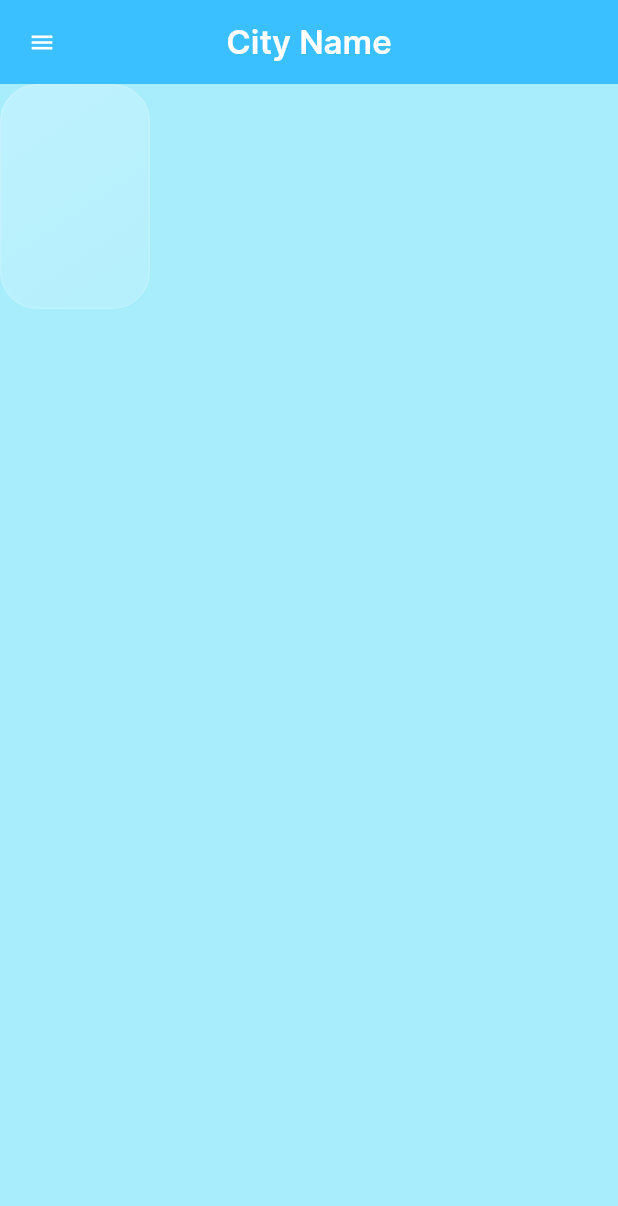
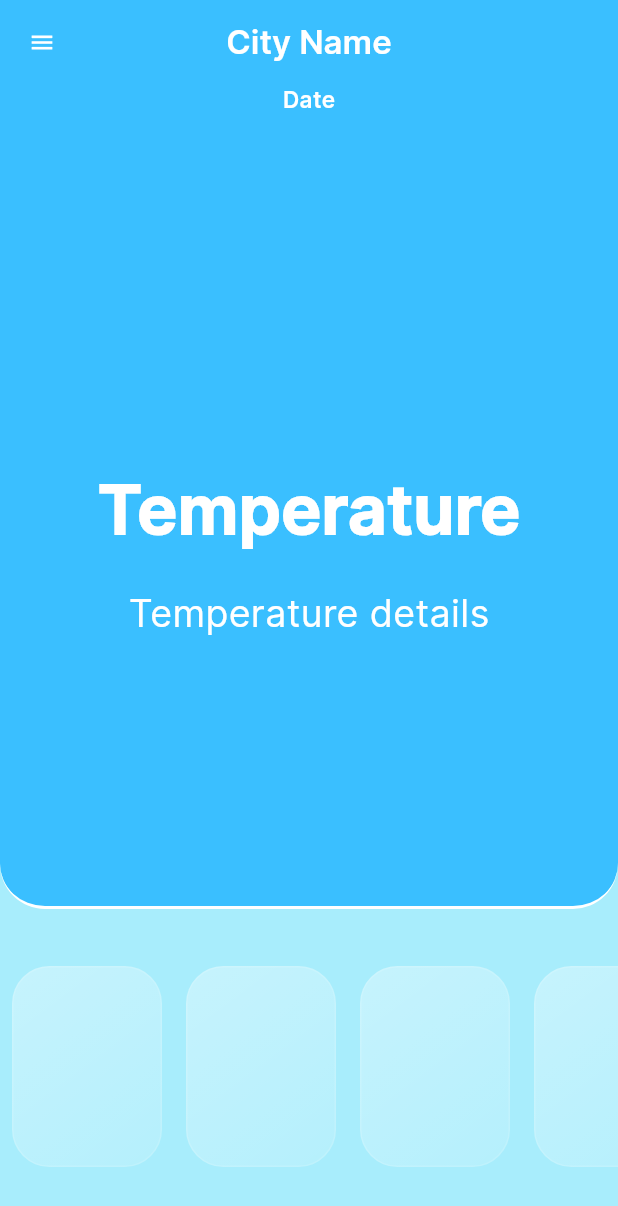
Before and after one commit to saivarshith67/weatherapp, a Flutter app: the screen it shows after launch, on a phone screen of 412 x 824 dp. Shown: the top 1206 px of the screen. Run offline on Flutter 3.47's test engine with Material 3 defaults, Android fonts, the phone set to English and light mode, and no system bars.

Commit message:
Project Modifications

```diff
--- a/lib/FrostedGlassWidget.dart
+++ b/lib/FrostedGlassWidget.dart
@@ -18,8 +18,8 @@ class FrostedGlassWidget extends StatelessWidget{
       child: ClipRect(
 
         child: Container(
-          width: 100,
-          height: 150,
+          width: 150,
+          height: 75,
           color: Colors.transparent,
           child: Stack(
             children: [
@@ -37,7 +37,7 @@ class FrostedGlassWidget extends StatelessWidget{
                     begin: Alignment.topLeft,
                     end: Alignment.bottomRight,
                     colors: [
-                      Colors.white.withOpacity(0.25),
+                      Colors.white.withOpacity(0.35),
                       Colors.white.withOpacity(0.15),
                     ]
                   )
--- a/lib/HomePage.dart
+++ b/lib/HomePage.dart
@@ -2,6 +2,7 @@ import 'dart:ui';
 
 import 'package:flutter/material.dart';
 import 'package:weatherapp/FrostedGlassWidget.dart';
+import 'package:weatherapp/WeatherDetailsWidget.dart';
 import 'package:weatherapp/colours.dart';
 
 
@@ -35,8 +36,27 @@ class _MyHomePageState extends State<MyHomePage> {
 
         centerTitle: true,
       ),
-      body: FrostedGlassWidget(),
       backgroundColor: ColourPalette().lightBlue.withOpacity(1.0),
+      body:  Column(
+        crossAxisAlignment: CrossAxisAlignment.center,
+        children: <Widget>[
+          WeatherDetailsWidget(),
+          const SizedBox(height: 30,),
+          SizedBox(
+            height: 150,
+            child: ListView.builder(
+                scrollDirection: Axis.horizontal,
+                itemCount: 24,
+                shrinkWrap: true,
+                itemBuilder: (context, index) => Padding(
+                  padding: const EdgeInsets.all(8.0),
+                  child: FrostedGlassWidget(),
+                )
+            ),
+          )
+
+        ],
+      ),
 
     );
   }
--- /dev/null
+++ b/lib/WeatherDetailsWidget.dart
@@ -0,0 +1,47 @@
+import 'package:flutter/material.dart';
+import 'colours.dart';
+
+class WeatherDetailsWidget extends StatelessWidget {
+  WeatherDetailsWidget({super.key});
+
+
+
+  @override
+  Widget build(BuildContext context) {
+    return  SizedBox(
+      height: 550,
+      width: 700,
+
+      child: Expanded(
+        child: Container(
+          decoration: BoxDecoration(
+            border: const Border(bottom: BorderSide(width: 2,color: Colors.white)),
+            color: ColourPalette().blue.withOpacity(1.0),
+            borderRadius: const BorderRadius.only(
+              bottomLeft: Radius.circular(30.0),
+              bottomRight: Radius.circular(30.0),
+            ),
+          ),
+          child: const Column(
+            children: [
+              Text(
+                  "Date",
+                  style: TextStyle(fontFamily: "InterSemiBold",color: Colors.white, fontSize: 15.0),
+              ),
+              //Icon
+              SizedBox(height: 230,),
+              Text("Temperature",style: TextStyle(fontFamily: "InterSemiBold",fontWeight: FontWeight.w800,fontSize: 45,color: Colors.white),),
+              SizedBox(height: 20,),
+              Text("Temperature details",style: TextStyle(fontFamily: "InterRegular",fontWeight: FontWeight.w500,fontSize: 25,color: Colors.white),),
+              Row(
+                mainAxisAlignment: MainAxisAlignment.spaceEvenly,
+                children: [
+                ],
+              )
+            ],
+          ),
+        ),
+      ),
+    );
+  }
+}
```
